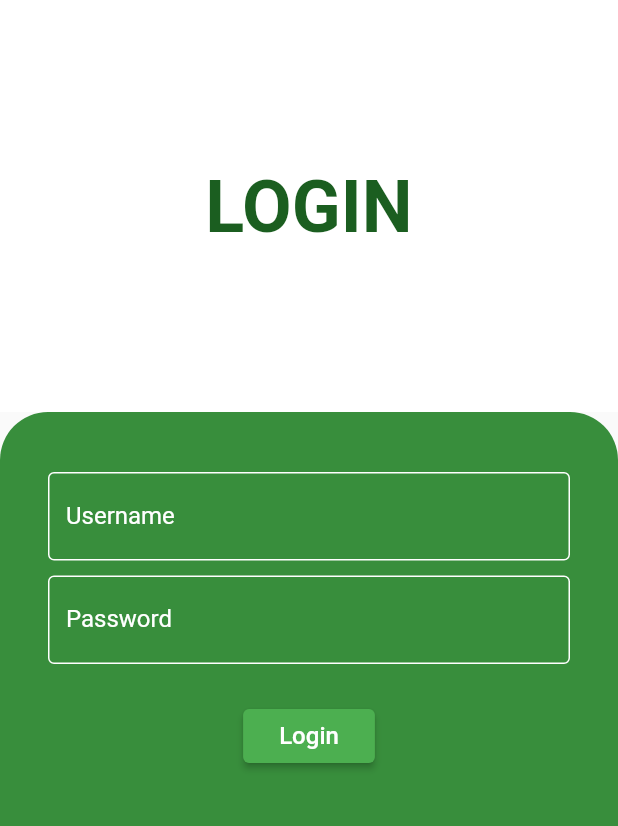
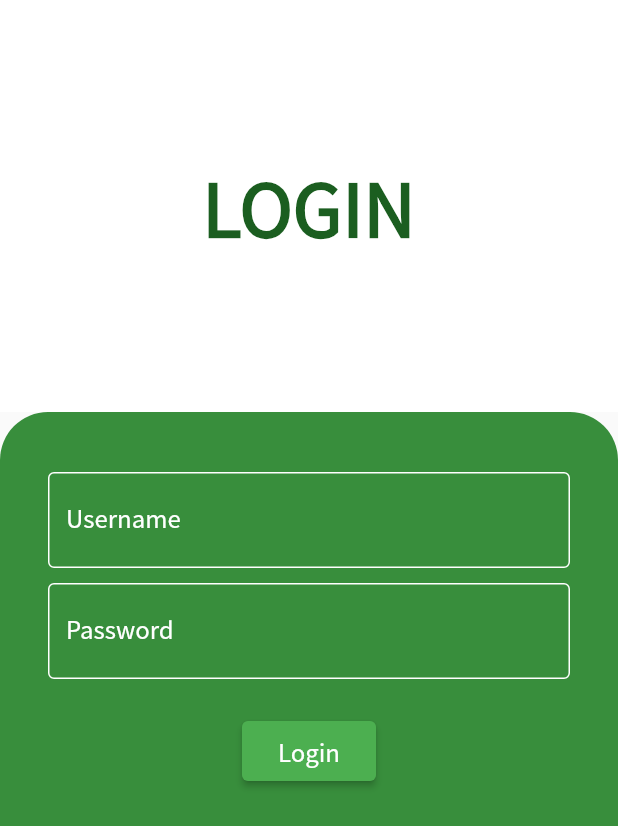
Before and after one commit to RTAgung/Corona-Media, a Flutter app: the screen it shows after launch, on a phone screen of 412 x 824 dp. Shown: the top 826 px of the screen. Run offline on Flutter 3.47's test engine with Material 2 defaults, Android fonts, the phone set to English and light mode, and no system bars; our stand-ins replace carousel_slider, flutter_map, fluttertoast, latlong, pie_chart.

Commit message:
custom font

```diff
--- a/lib/main.dart
+++ b/lib/main.dart
@@ -13,6 +13,7 @@ class MyApp extends StatelessWidget {
       debugShowCheckedModeBanner: false,
       theme: ThemeData(
         primarySwatch: Colors.green,
+        fontFamily: 'NotoSansJP',
       ),
       home: SplashScreen(),
     );
--- a/pubspec.yaml
+++ b/pubspec.yaml
@@ -81,3 +81,9 @@ flutter:
   #
   # For details regarding fonts from package dependencies,
   # see https://flutter.dev/custom-fonts/#from-packages
+  fonts:
+     - family: NotoSansJP
+       fonts:
+         - asset: fonts/NotoSansJP-Regular.otf
+         - asset: fonts/NotoSansJP-Bold.otf
+           weight: 700
```
Also changed, not shown: 6 other files.
